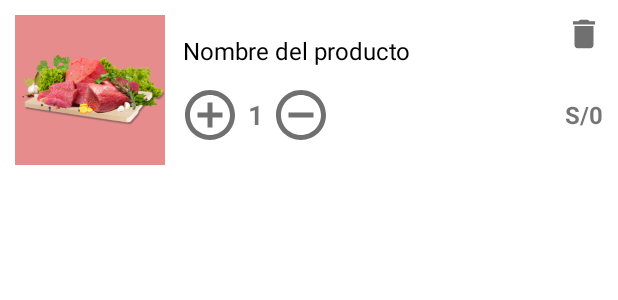
After one commit to Arcadius15/PlazaVea_Ecommerce, an Android app: the layout cardview_shoppingbag.xml on its own in the app's theme, with its tools: preview values and no code run, on a phone screen of 412 x 824 dp. The commit adds this screen. Shown: the top 300 px of the screen. Run offline under Robolectric (Android 15) with nearby library versions, the phone set to English and light mode, and no system bars.

Commit message:
shoppingbag

```diff
--- a/app/src/main/AndroidManifest.xml
+++ b/app/src/main/AndroidManifest.xml
@@ -15,6 +15,9 @@
         android:supportsRtl="true"
         android:theme="@style/Theme.PlazaVeaApp"
         tools:targetApi="31">
+        <activity
+            android:name=".ShoppingBagActivity"
+            android:exported="false" />
         <activity
             android:name=".activities.products.detail.ProductsDetailActivity"
             android:exported="false" />
--- a/app/src/main/res/drawable/ic_baseline_shopping_bag_24.xml
+++ b/app/src/main/res/drawable-v24/ic_shopping_bag.xml
@@ -1,4 +1,4 @@
-<vector android:height="24dp" android:tint="#707070"
+<vector android:height="24dp" android:tint="#FFFFFF"
     android:viewportHeight="24" android:viewportWidth="24"
     android:width="24dp" xmlns:android="http://schemas.android.com/apk/res/android">
     <path android:fillColor="@android:color/white" android:pathData="M18,6h-2c0,-2.21 -1.79,-4 -4,-4S8,3.79 8,6H6C4.9,6 4,6.9 4,8v12c0,1.1 0.9,2 2,2h12c1.1,0 2,-0.9 2,-2V8C20,6.9 19.1,6 18,6zM10,10c0,0.55 -0.45,1 -1,1s-1,-0.45 -1,-1V8h2V10zM12,4c1.1,0 2,0.9 2,2h-4C10,4.9 10.9,4 12,4zM16,10c0,0.55 -0.45,1 -1,1s-1,-0.45 -1,-1V8h2V10z"/>
--- /dev/null
+++ b/app/src/main/res/drawable/ic_delete.xml
@@ -0,0 +1,5 @@
+<vector android:height="24dp" android:tint="#707070"
+    android:viewportHeight="24" android:viewportWidth="24"
+    android:width="24dp" xmlns:android="http://schemas.android.com/apk/res/android">
+    <path android:fillColor="@android:color/white" android:pathData="M6,19c0,1.1 0.9,2 2,2h8c1.1,0 2,-0.9 2,-2V7H6v12zM19,4h-3.5l-1,-1h-5l-1,1H5v2h14V4z"/>
+</vector>
--- a/app/src/main/res/layout/app_bar_home.xml
+++ b/app/src/main/res/layout/app_bar_home.xml
@@ -22,13 +22,13 @@
 
     <include layout="@layout/content_home" />
 
-    <com.google.android.material.floatingactionbutton.FloatingActionButton
+  <!--  <com.google.android.material.floatingactionbutton.FloatingActionButton
         android:id="@+id/fab"
         android:layout_width="wrap_content"
         android:layout_height="wrap_content"
         android:layout_gravity="bottom|end"
         android:layout_marginEnd="@dimen/fab_margin"
         android:layout_marginBottom="16dp"
-        app:srcCompat="@android:drawable/ic_dialog_email" />
+        app:srcCompat="@android:drawable/ic_dialog_email" />-->
 
 </androidx.coordinatorlayout.widget.CoordinatorLayout>
--- /dev/null
+++ b/app/src/main/res/layout/cardview_shoppingbag.xml
@@ -0,0 +1,97 @@
+<?xml version="1.0" encoding="utf-8"?>
+<LinearLayout xmlns:android="http://schemas.android.com/apk/res/android"
+    xmlns:app="http://schemas.android.com/apk/res-auto"
+    android:layout_width="match_parent"
+    android:layout_height="100dp"
+    android:orientation="horizontal"
+    android:layout_margin="10dp"
+    app:cardCornerRadius="10dp">
+
+    <ImageView
+        android:id="@+id/iv_productBag"
+        android:layout_width="100dp"
+        android:layout_height="100dp"
+        android:src="@drawable/img"
+        android:scaleType="centerCrop"/>
+    <LinearLayout
+        android:layout_width="0dp"
+        android:layout_height="match_parent"
+        android:layout_weight="1"
+        android:orientation="vertical"
+        android:gravity="center_vertical">
+
+        <TextView
+            android:id="@+id/tv_nameBag"
+            android:layout_width="wrap_content"
+            android:layout_height="wrap_content"
+            android:text="Nombre del producto"
+            android:maxLines="2"
+            android:textSize="16sp"
+            android:layout_marginLeft="12dp"
+            android:layout_marginRight="12dp"
+            android:layout_marginBottom="12dp"
+            android:textColor="@color/black"/>
+
+        <LinearLayout
+            android:layout_width="wrap_content"
+            android:layout_height="wrap_content"
+            android:orientation="horizontal"
+            android:layout_marginLeft="10dp"
+            android:layout_marginRight="10dp"
+            android:gravity="center_vertical">
+
+            <ImageView
+                android:id="@+id/iv_add"
+                android:layout_width="40dp"
+                android:layout_height="40dp"
+                android:src="@drawable/ic_baseline_add_circle_outline_24"/>
+
+            <TextView
+                android:id="@+id/tv_contador"
+                android:layout_width="wrap_content"
+                android:layout_height="wrap_content"
+                android:text="1"
+                android:textStyle="bold"
+                android:textSize="18sp"
+                android:layout_marginLeft="5dp"
+                android:layout_marginRight="5dp"/>
+
+            <ImageView
+                android:id="@+id/iv_remove"
+                android:layout_width="40dp"
+                android:layout_height="40dp"
+                android:src="@drawable/ic_remove"/>
+
+        </LinearLayout>
+
+
+
+    </LinearLayout>
+
+    <LinearLayout
+        android:layout_width="wrap_content"
+        android:layout_height="match_parent"
+        android:orientation="vertical"
+        android:gravity="top">
+        <ImageView
+            android:id="@+id/iv_delete"
+            android:layout_width="25dp"
+            android:layout_height="25dp"
+            android:src="@drawable/ic_delete"
+            android:layout_marginBottom="30dp"/>
+
+        <TextView
+            android:id="@+id/tv_price"
+            android:layout_width="wrap_content"
+            android:layout_height="wrap_content"
+           android:text="S/0"
+            android:textStyle="bold"
+            android:textSize="16sp"/>
+
+
+
+
+    </LinearLayout>
+
+
+</LinearLayout>
```
Also changed, not shown: app/src/main/java/edu/pe/idat/pva/activities/HomeActivity.kt (+16 -4 lines), app/src/main/java/edu/pe/idat/pva/activities/products/detail/ProductsDetailActivity.kt (+63 -0 lines), app/src/main/java/edu/pe/idat/pva/activities/shopping_bag/ShoppingBagActivity.kt (added, +52 -0 lines), app/src/main/java/edu/pe/idat/pva/adapter/ShoppingBagAdapter.kt (added, +75 -0 lines), app/src/main/res/layout/activity_shopping_bag.xml (added, +64 -0 lines), app/src/main/res/menu/home.xml (+4 -3 lines).
